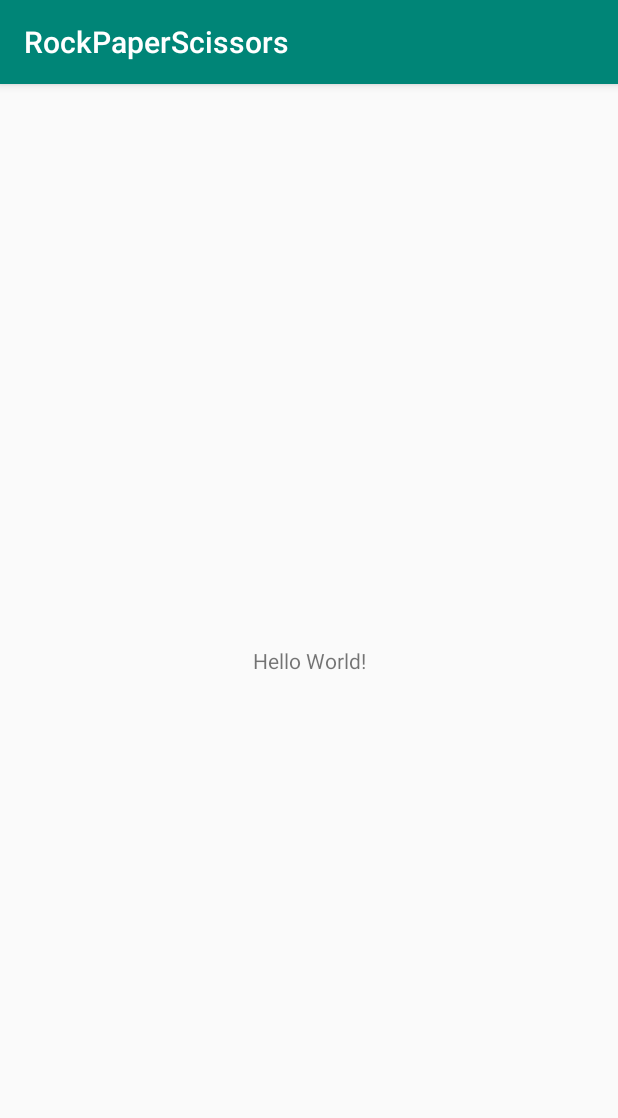
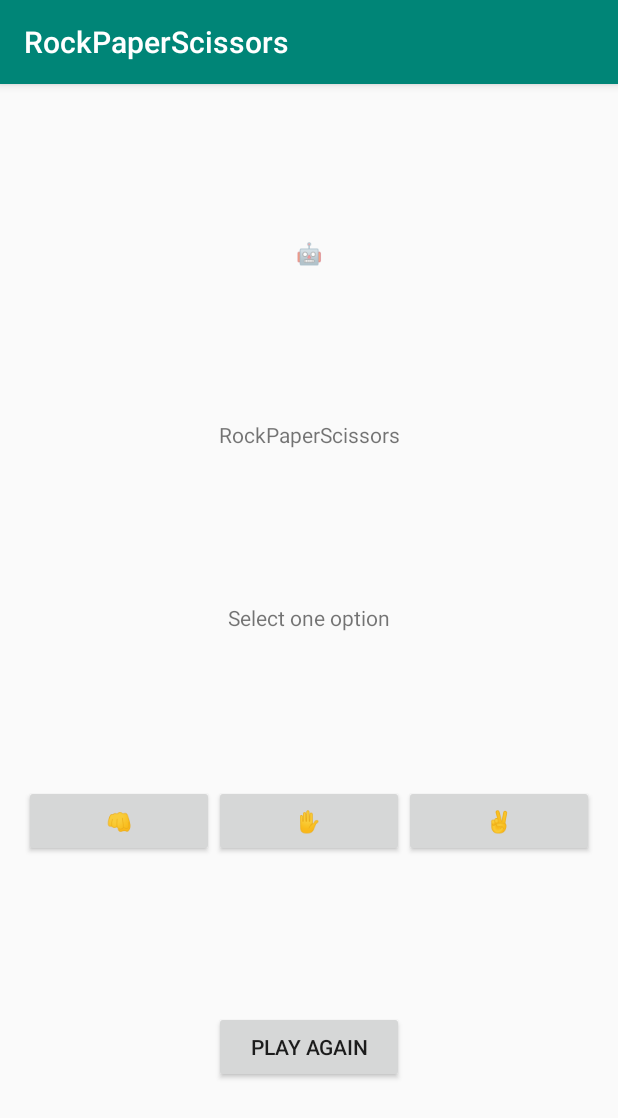
Before and after one commit to thelupillo/RockPaperScissors-Android, an Android app: the screen it shows after launch (MainActivity), on a phone screen of 412 x 824 dp. Shown: the top 1118 px of the screen. Run offline under Robolectric (Android 15) with nearby library versions, the phone set to English and light mode, and no system bars.

Commit message:
Implementing basic ui

```diff
--- a/app/src/main/res/layout/activity_main.xml
+++ b/app/src/main/res/layout/activity_main.xml
@@ -7,12 +7,82 @@
     tools:context=".MainActivity">
 
     <TextView
+        android:id="@+id/robotEmojiTextView"
         android:layout_width="wrap_content"
         android:layout_height="wrap_content"
-        android:text="Hello World!"
-        app:layout_constraintBottom_toBottomOf="parent"
-        app:layout_constraintLeft_toLeftOf="parent"
-        app:layout_constraintRight_toRightOf="parent"
+        android:text="@string/robot_emoji"
+        android:textAlignment="center"
+        app:layout_constraintBottom_toTopOf="@+id/appNameTextView"
+        app:layout_constraintEnd_toEndOf="parent"
+        app:layout_constraintStart_toStartOf="parent"
         app:layout_constraintTop_toTopOf="parent" />
 
+    <TextView
+        android:id="@+id/appNameTextView"
+        android:layout_width="wrap_content"
+        android:layout_height="wrap_content"
+        android:layout_marginStart="16dp"
+        android:layout_marginEnd="16dp"
+        android:text="@string/app_name"
+        android:textAlignment="center"
+        app:layout_constraintBottom_toTopOf="@+id/statusTextView"
+        app:layout_constraintEnd_toEndOf="parent"
+        app:layout_constraintStart_toStartOf="parent"
+        app:layout_constraintTop_toBottomOf="@+id/robotEmojiTextView" />
+
+    <TextView
+        android:id="@+id/statusTextView"
+        android:layout_width="wrap_content"
+        android:layout_height="wrap_content"
+        android:layout_marginStart="16dp"
+        android:layout_marginEnd="16dp"
+        android:text="@string/main_status_text"
+        android:textAlignment="center"
+        app:layout_constraintBottom_toTopOf="@+id/paperButton"
+        app:layout_constraintEnd_toEndOf="parent"
+        app:layout_constraintStart_toStartOf="parent"
+        app:layout_constraintTop_toBottomOf="@+id/appNameTextView" />
+
+    <Button
+        android:id="@+id/rockButton"
+        android:layout_width="0dp"
+        android:layout_height="wrap_content"
+        android:layout_marginStart="16dp"
+        android:text="@string/rock_emoji"
+        app:layout_constraintBottom_toBottomOf="@+id/paperButton"
+        app:layout_constraintEnd_toStartOf="@+id/paperButton"
+        app:layout_constraintStart_toStartOf="parent"
+        app:layout_constraintTop_toTopOf="@+id/paperButton" />
+
+    <Button
+        android:id="@+id/paperButton"
+        android:layout_width="0dp"
+        android:layout_height="wrap_content"
+        android:text="@string/paper_emoji"
+        app:layout_constraintBottom_toTopOf="@+id/playAgainButton"
+        app:layout_constraintEnd_toStartOf="@+id/scissorsButton"
+        app:layout_constraintStart_toEndOf="@+id/rockButton"
+        app:layout_constraintTop_toBottomOf="@+id/statusTextView" />
+
+    <Button
+        android:id="@+id/scissorsButton"
+        android:layout_width="0dp"
+        android:layout_height="wrap_content"
+        android:layout_marginEnd="16dp"
+        android:text="@string/scissors_emoji"
+        app:layout_constraintBottom_toBottomOf="@+id/paperButton"
+        app:layout_constraintEnd_toEndOf="parent"
+        app:layout_constraintStart_toEndOf="@+id/paperButton"
+        app:layout_constraintTop_toTopOf="@+id/paperButton" />
+
+    <Button
+        android:id="@+id/playAgainButton"
+        android:layout_width="0dp"
+        android:layout_height="wrap_content"
+        android:text="@string/playAgain_button_text"
+        app:layout_constraintBottom_toBottomOf="parent"
+        app:layout_constraintEnd_toEndOf="@+id/paperButton"
+        app:layout_constraintStart_toEndOf="@+id/rockButton"
+        app:layout_constraintTop_toBottomOf="@+id/paperButton" />
+
 </androidx.constraintlayout.widget.ConstraintLayout>
--- a/app/src/main/res/values/strings.xml
+++ b/app/src/main/res/values/strings.xml
@@ -1,3 +1,15 @@
 <resources>
     <string name="app_name">RockPaperScissors</string>
-</resources>
+
+    <string name="robot_emoji">🤖</string>
+    <string name="rock_emoji">👊</string>
+    <string name="paper_emoji">✋</string>
+    <string name="scissors_emoji">✌</string>
+
+    <string name="main_status_text">Select one option</string>
+    <string name="win_status_text">You Win!</string>
+    <string name="lose_status_text">You Lose</string>
+    <string name="tie_status_text">It\'s a tie</string>
+
+    <string name="playAgain_button_text">Play Again</string>
+    </resources>
```
